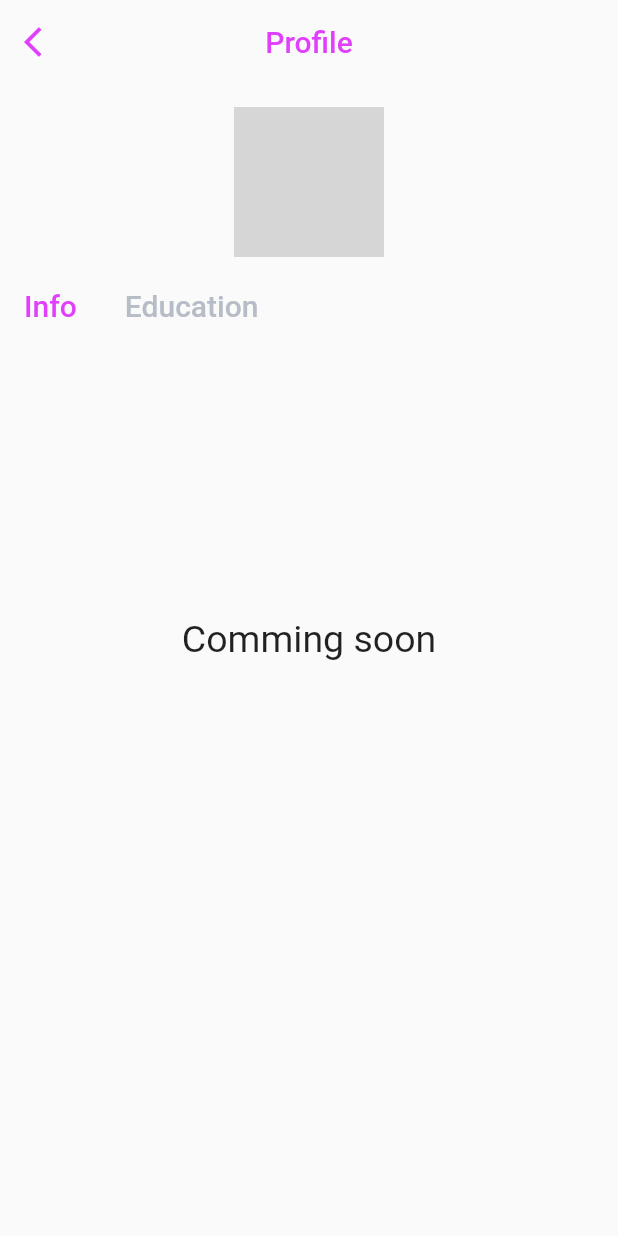
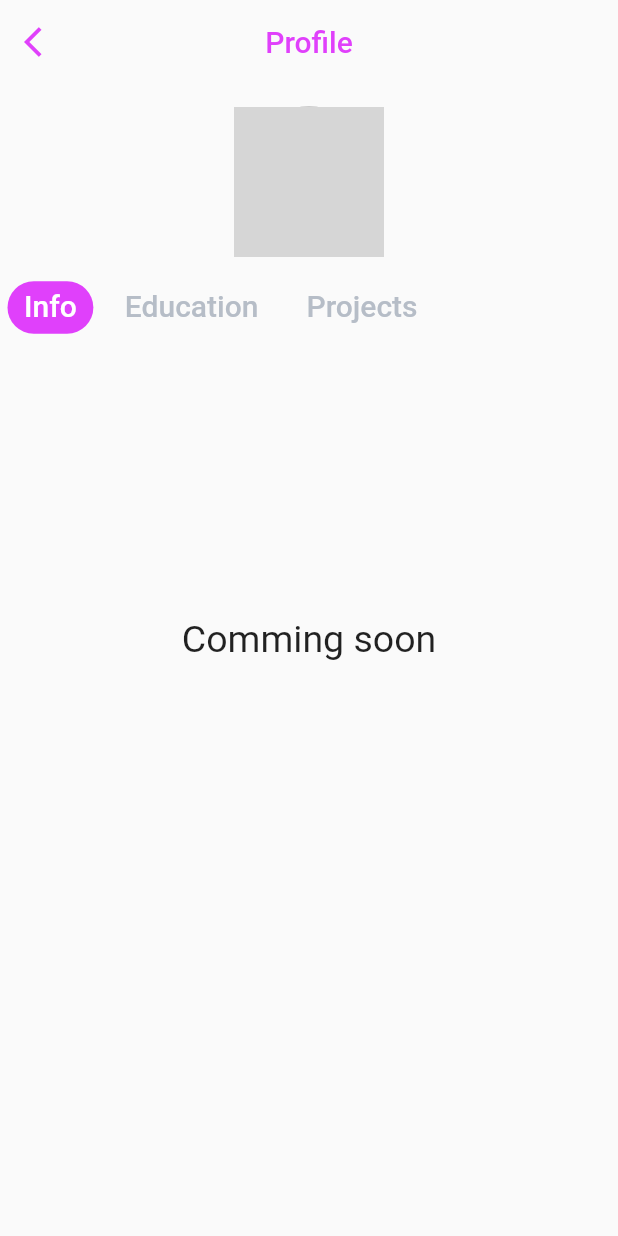
Before and after one commit to pawarlalit29/LP_Portfolio, a Flutter app: the Profile screen opened directly, on a phone screen of 412 x 824 dp. Run offline on Flutter 3.47's test engine with Material 2 defaults, Android fonts, the phone set to English and light mode, and no system bars; our stand-ins replace bubble_tab_indicator; Roboto replaces fonts that are missing (Montserrat); grey boxes are pictures that could not be loaded.

Commit message:
add new tab with circuler indicator

```diff
--- a/lib/UserInterface/profile.dart
+++ b/lib/UserInterface/profile.dart
@@ -1,4 +1,5 @@
 import 'package:flutter/material.dart';
+import 'package:bubble_tab_indicator/bubble_tab_indicator.dart';
 
 class Profile extends StatefulWidget {
   @override
@@ -12,7 +13,7 @@ class _ProfileState extends State<Profile> with SingleTickerProviderStateMixin {
   void initState() {
     // TODO: implement initState
     super.initState();
-    tabController = TabController(vsync: this, length: 2);
+    tabController = TabController(vsync: this, length: 3);
   }
 
   @override
@@ -59,9 +60,9 @@ class _ProfileState extends State<Profile> with SingleTickerProviderStateMixin {
                   width: 100.0,
                   decoration: BoxDecoration(
                       borderRadius: BorderRadius.circular(50.0),
+                      border: Border.all(color: Colors.grey[500], width: 1.0),
                       image: DecorationImage(
-                          image: NetworkImage(
-                              'http://rx.iscdn.net/2015/06/101041_carroczen-highpointmx201_164cf.jpg?auto=format&q=90&w=1300&h=685&fit=crop&crop=faces'),
+                          image: AssetImage('images/lalit___.jpg'),
                           fit: BoxFit.cover)),
                 ),
               ),
@@ -71,9 +72,15 @@ class _ProfileState extends State<Profile> with SingleTickerProviderStateMixin {
         Padding(
             padding: EdgeInsets.only(top: 10.0),
             child: TabBar(
+              indicatorSize: TabBarIndicatorSize.tab,
+              indicator: new BubbleTabIndicator(
+                indicatorHeight: 35.0,
+                indicatorColor: Colors.purpleAccent,
+                tabBarIndicatorSize: TabBarIndicatorSize.tab,
+              ),
               controller: tabController,
               indicatorColor: Colors.transparent,
-              labelColor: Colors.purpleAccent,
+              labelColor: Colors.white,
               isScrollable: true,
               unselectedLabelColor: Color(0xFFB6BDC7),
               tabs: <Widget>[
@@ -95,6 +102,15 @@ class _ProfileState extends State<Profile> with SingleTickerProviderStateMixin {
                     ),
                   ),
                 ),
+                Tab(
+                  child: Text(
+                    'Projects',
+                    style: TextStyle(
+                      fontFamily: 'Montserrat',
+                      fontSize: 20.0,
+                    ),
+                  ),
+                )
               ],
             )),
         SizedBox(height: 10.0),
@@ -113,6 +129,11 @@ class _ProfileState extends State<Profile> with SingleTickerProviderStateMixin {
                     'Comming soon',
                     style: TextStyle(fontSize: 25.0),
                   ),
+                ),Center(
+                  child: Text(
+                    'Comming soon',
+                    style: TextStyle(fontSize: 25.0),
+                  ),
                 )
               ],
             ))
--- a/pubspec.yaml
+++ b/pubspec.yaml
@@ -23,6 +23,7 @@ dependencies:
   # The following adds the Cupertino Icons font to your application.
   # Use with the CupertinoIcons class for iOS style icons.
   cupertino_icons: ^0.1.2
+  bubble_tab_indicator: "^0.1.4"
 
 dev_dependencies:
   flutter_test:
@@ -75,3 +76,6 @@ fonts:
       fonts:
         - asset: assets/fonts/Rubik-Medium.ttf
         - asset: assets/fonts/Rubik-Regular.ttf
+
+assets:
+    - assets/images/lalit___.jpg
```
Also changed, not shown: lib/UserInterface/dashboard.dart (+55 -21 lines), assets/images/lalit___.jpg (added), pubspec.lock.
